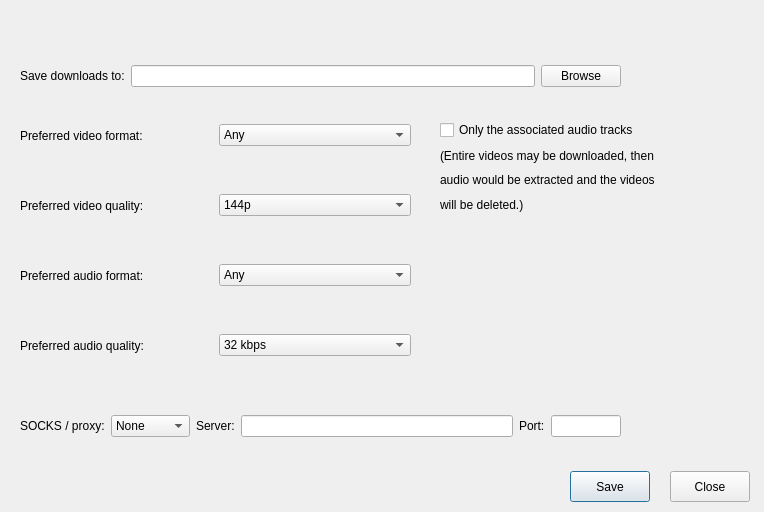
Before: the Qt Designer form ui/settings.ui in hyperfield/yt-channel-downloader, drawn with Qt 5.
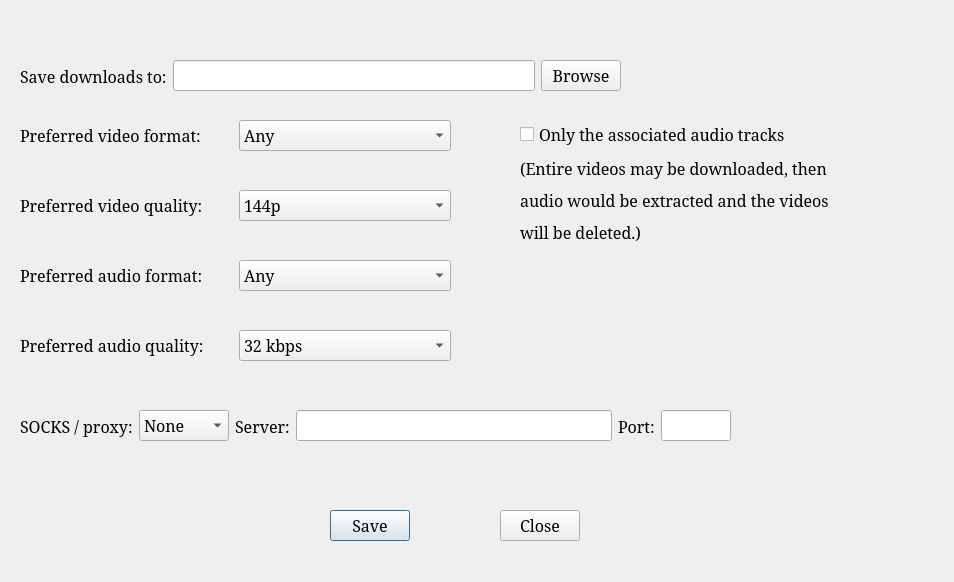
After: the same form once the commit is applied.

Diff of the .ui file:
```diff
--- a/ui/settings.ui
+++ b/ui/settings.ui
@@ -6,18 +6,24 @@
    <rect>
     <x>0</x>
     <y>0</y>
-    <width>764</width>
-    <height>512</height>
+    <width>954</width>
+    <height>582</height>
    </rect>
   </property>
+  <property name="font">
+   <font>
+    <family>Serif</family>
+    <pointsize>12</pointsize>
+   </font>
+  </property>
   <property name="windowTitle">
    <string>Settings</string>
   </property>
   <widget class="QPushButton" name="save_button">
    <property name="geometry">
     <rect>
-     <x>570</x>
-     <y>471</y>
+     <x>330</x>
+     <y>510</y>
      <width>80</width>
      <height>31</height>
     </rect>
@@ -29,8 +35,8 @@
   <widget class="QPushButton" name="close_button">
    <property name="geometry">
     <rect>
-     <x>670</x>
-     <y>471</y>
+     <x>500</x>
+     <y>510</y>
      <width>80</width>
      <height>31</height>
     </rect>
@@ -44,7 +50,7 @@
     <rect>
      <x>20</x>
      <y>180</y>
-     <width>391</width>
+     <width>431</width>
      <height>51</height>
     </rect>
    </property>
@@ -112,7 +118,7 @@
     <rect>
      <x>20</x>
      <y>110</y>
-     <width>391</width>
+     <width>431</width>
      <height>51</height>
     </rect>
    </property>
@@ -175,7 +181,7 @@
     <rect>
      <x>20</x>
      <y>320</y>
-     <width>391</width>
+     <width>431</width>
      <height>51</height>
     </rect>
    </property>
@@ -238,7 +244,7 @@
     <rect>
      <x>20</x>
      <y>250</y>
-     <width>391</width>
+     <width>431</width>
      <height>51</height>
     </rect>
    </property>
@@ -301,7 +307,7 @@
     <rect>
      <x>20</x>
      <y>390</y>
-     <width>601</width>
+     <width>711</width>
      <height>72</height>
     </rect>
    </property>
@@ -404,10 +410,10 @@
   <widget class="QWidget" name="layoutWidget_7">
    <property name="geometry">
     <rect>
-     <x>440</x>
+     <x>520</x>
      <y>120</y>
-     <width>278</width>
-     <height>94</height>
+     <width>414</width>
+     <height>125</height>
     </rect>
    </property>
    <layout class="QVBoxLayout" name="verticalLayout">
```
